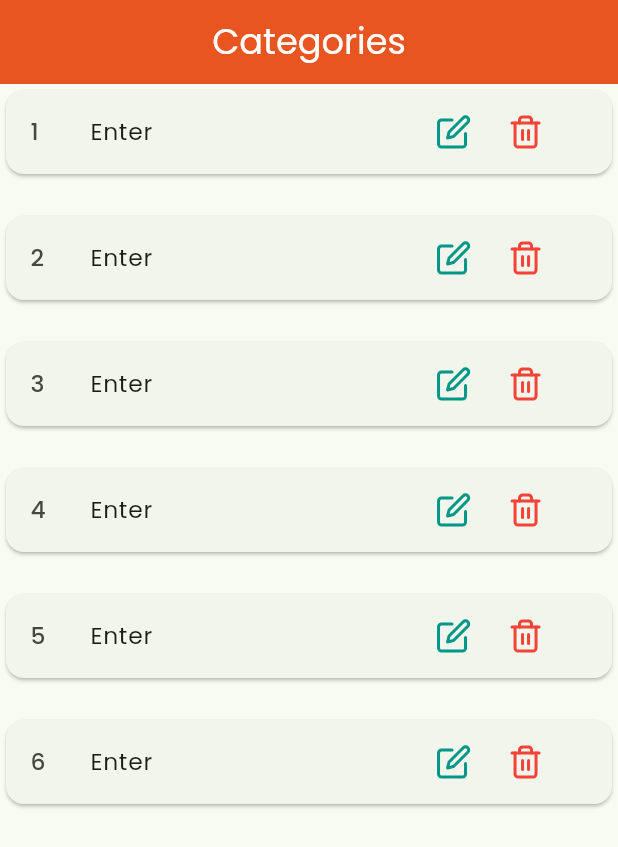
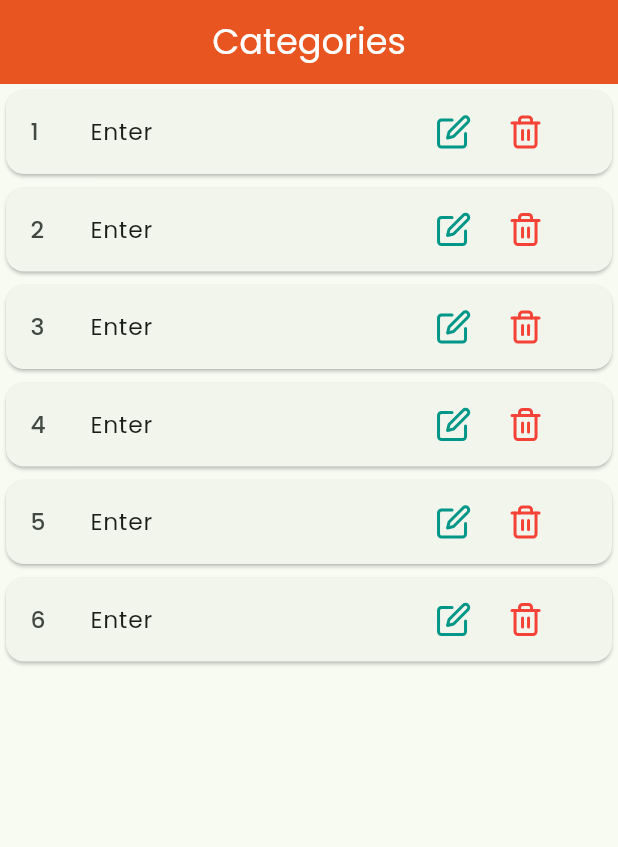
Before and after one commit to CADEION/AZKABAN-BULLETIN, a Flutter app: the Categories screen opened directly, on a phone screen of 412 x 824 dp. Shown: the top 847 px of the screen. Run offline on Flutter 3.47's test engine with Material 3 defaults, Android fonts, the phone set to English and light mode, and no system bars; our stand-ins replace auto_route, awesome_bottom_bar, cached_network_image, dio, flutter_bloc, flutter_feather_icons and 8 more; missing offline and left inert: animation_wrappers, flutter_quill, velocity_bloc; accounts and stored records are empty.

Commit message:
Add IndexSTACK in General

```diff
--- a/lib/presentation/screens/general/categories/categories.dart
+++ b/lib/presentation/screens/general/categories/categories.dart
@@ -19,23 +19,37 @@ class _CategoriesState extends State<Categories> {
       ),
       body: ListView.separated(
         itemCount: 6,
-        itemBuilder: (context,index){
+        itemBuilder: (context, index) {
           return Card(
             child: ListTile(
-              leading: '${index+1}'.text.size(16.sp).make(),
+              leading: '${index + 1}'.text.size(16.sp).make(),
               title: 'Enter'.text.size(16.sp).make(),
               trailing: SizedBox(
                 width: 100.w,
                 child: Row(
                   children: [
-                    IconButton(onPressed: (){}, icon: const Icon(FeatherIcons.edit,color: Colors.teal,)),
-                    IconButton(onPressed: (){}, icon: const Icon(FeatherIcons.trash2,color: Colors.red)),
+                    IconButton(
+                        onPressed: () {},
+                        icon: const Icon(
+                          FeatherIcons.edit,
+                          color: Colors.teal,
+                        )),
+                    IconButton(
+                        onPressed: () {},
+                        icon:
+                            const Icon(FeatherIcons.trash2, color: Colors.red)),
                   ],
                 ),
               ),
             ),
           );
-        }, separatorBuilder: (BuildContext context, int index) { return const SizedBox(height: 20,); },),
+        },
+        separatorBuilder: (BuildContext context, int index) {
+          return const SizedBox(
+            height: 1,
+          );
+        },
+      ),
     );
   }
 }
--- a/lib/presentation/screens/general/general.dart
+++ b/lib/presentation/screens/general/general.dart
@@ -45,7 +45,7 @@ class _GeneralState extends State<General> {
   @override
   Widget build(BuildContext context) {
     return Scaffold(
-      body: pages.elementAt(visit),
+      body: IndexedStack(index: visit,children: pages,),
       bottomNavigationBar:  BottomBarInspiredOutside(
               items: items,
               backgroundColor: MyColors.primaryColor,
--- a/lib/presentation/screens/general/tags/tags.dart
+++ b/lib/presentation/screens/general/tags/tags.dart
@@ -80,7 +80,7 @@ class _TagsState extends State<Tags> {
                 },
                 separatorBuilder: (BuildContext context, int index) {
                   return const SizedBox(
-                    height: 5,
+                    height: 0.5,
                   );
                 },
               );
```
